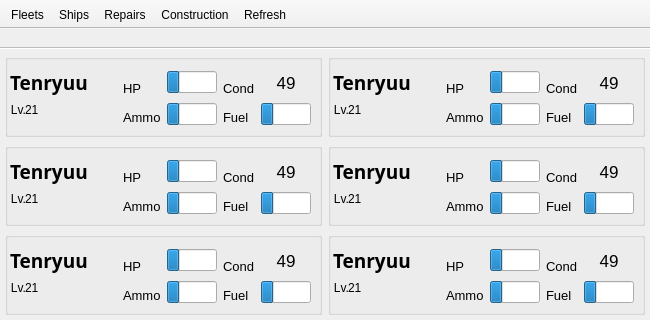
Qt form KCMainWindow.ui (KanColleTool/kct-tool) before a commit.
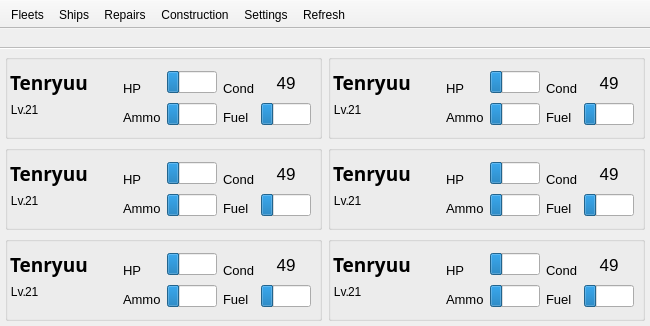
The same form after that commit.

Commit message: (empty) Settings dialog in the Tool

```diff
--- a/KCMainWindow.ui
+++ b/KCMainWindow.ui
@@ -7,7 +7,7 @@
     <x>0</x>
     <y>0</y>
     <width>650</width>
-    <height>320</height>
+    <height>326</height>
    </rect>
   </property>
   <property name="minimumSize">
@@ -19,7 +19,7 @@
   <property name="maximumSize">
    <size>
     <width>650</width>
-    <height>320</height>
+    <height>340</height>
    </size>
   </property>
   <property name="windowTitle">
@@ -2557,6 +2557,7 @@
    <addaction name="actionShips"/>
    <addaction name="actionRepairs"/>
    <addaction name="actionConstruction"/>
+   <addaction name="actionSettings"/>
    <addaction name="actionRefresh"/>
   </widget>
   <action name="actionFleets">
@@ -2587,6 +2588,11 @@
     <string>F5</string>
    </property>
   </action>
+  <action name="actionSettings">
+   <property name="text">
+    <string>Settings</string>
+   </property>
+  </action>
  </widget>
  <customwidgets>
   <customwidget>
```
The commit also changes 3 other files.
